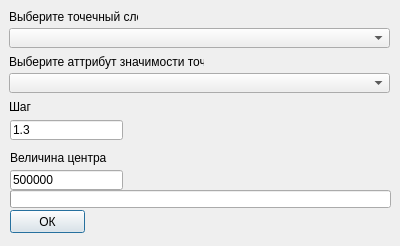
This is my_plugin_dialog_base.ui in Gumbinnen/qgis-lightmodels as Qt 5 draws it before an edit. The edited form follows.
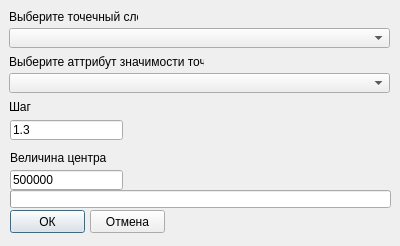
This is the edited form.

Patch:
```diff
--- a/my_plugin_dialog_base.ui
+++ b/my_plugin_dialog_base.ui
@@ -149,6 +149,19 @@
     <string>ОК</string>
    </property>
   </widget>
+  <widget class="QPushButton" name="cancel_button">
+   <property name="geometry">
+    <rect>
+     <x>90</x>
+     <y>210</y>
+     <width>75</width>
+     <height>23</height>
+    </rect>
+   </property>
+   <property name="text">
+    <string>Отмена</string>
+   </property>
+  </widget>
  </widget>
  <tabstops>
   <tabstop>comboBox_feature_layer</tabstop>
```
